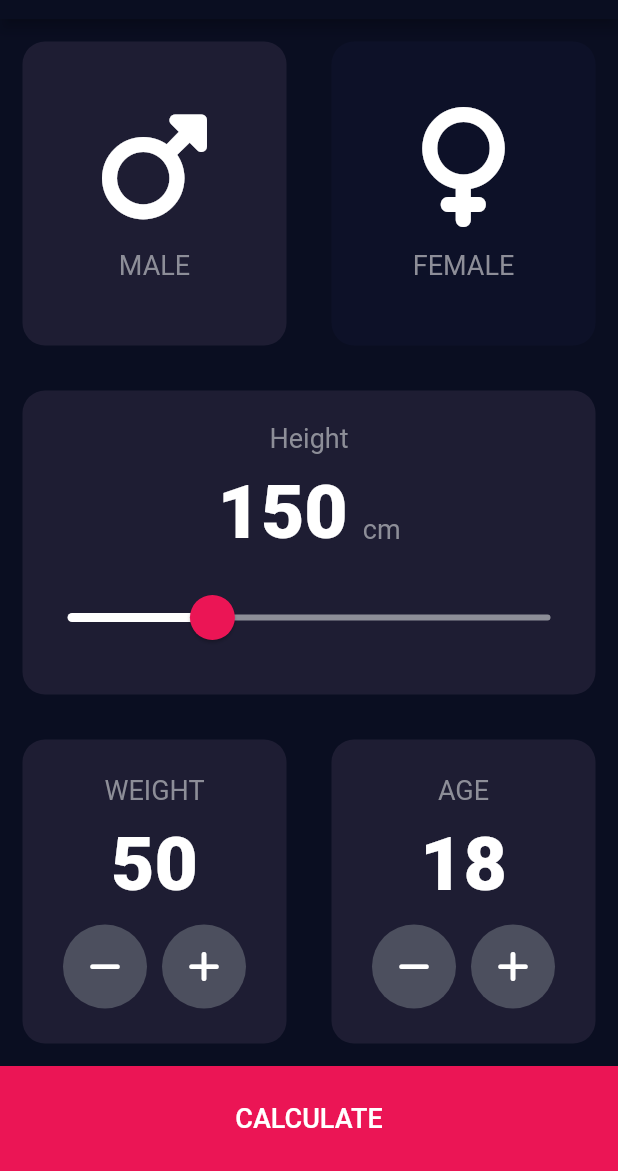
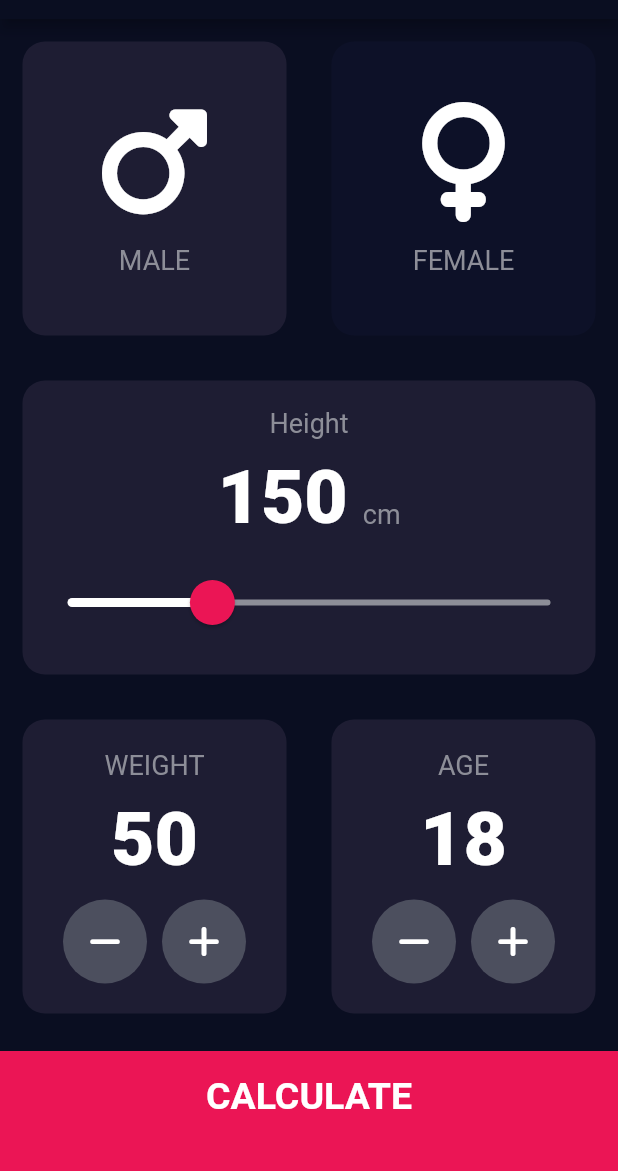
Before and after one commit to AdnanBashir87/bmi_calculator_flutter, a Flutter app: the screen it shows after launch, on a phone screen of 412 x 824 dp, the part 65-1236 px from its top. Run offline on Flutter 3.47's test engine with Material 2 defaults, Android fonts, the phone set to English and light mode, and no system bars; our stand-ins replace font_awesome_flutter.

Commit message:
Code Updated Successfully

```diff
--- /dev/null
+++ b/lib/components/calculate_button.dart
@@ -0,0 +1,26 @@
+import 'package:flutter/material.dart';
+import 'package:bmi_calculator_flutter/constants.dart';
+
+class CalculateButton extends StatelessWidget {
+  String buttonText;
+  Function()? onPress;
+  CalculateButton({super.key, this.onPress, required this.buttonText});
+
+  @override
+  Widget build(BuildContext context) {
+    return Container(
+      height: 80,
+      width: double.infinity,
+      padding: const EdgeInsets.only(bottom: 20),
+      margin: const EdgeInsets.only(top: 10),
+      color: kPinkColor,
+      child: TextButton(
+        onPressed: onPress,
+        child: Text(
+          buttonText,
+          style: kLargeTextStyle,
+        ),
+      ),
+    );
+  }
+}
--- a/lib/custom_widgets/icon_content.dart
+++ b/lib/components/icon_content.dart
@@ -16,7 +16,7 @@ class IconContent extends StatelessWidget {
         const SizedBox(height: 15),
         Text(
           text,
-          style: kLabelTextStyle,
+          style: kSimpleTextStyle,
         ),
       ],
     );
--- a/lib/constants.dart
+++ b/lib/constants.dart
@@ -8,7 +8,17 @@ const kTextColor = Color(0xFF8D8E98);
 const kPinkColor = Color(0xFFEB1555);
 const kTransparentPinkColor = Color(0x29EB1555);
 const kIconColor = Color(0xFF4C4F5E);
+const kResultColor = Color(0xFF24D876);
 
 // Styles for texts
-const kLabelTextStyle = TextStyle(fontSize: 18, color: kTextColor);
+const kSimpleTextStyle = TextStyle(fontSize: 18, color: kTextColor);
+const kLargeTextStyle =
+    TextStyle(fontSize: 25, color: kWhite, fontWeight: FontWeight.bold);
 const kHeightWeightAge = TextStyle(fontSize: 50, fontWeight: FontWeight.w900);
+const kResultTitleTextStyle =
+    TextStyle(fontSize: 50, fontWeight: FontWeight.bold);
+const kResultHeadTextStyle =
+    TextStyle(fontSize: 22, fontWeight: FontWeight.bold, color: kResultColor);
+const kResultDescTextStyle = TextStyle(fontSize: 21);
+const kResultBMITextStyle =
+    TextStyle(fontSize: 100, fontWeight: FontWeight.bold);
--- a/lib/main.dart
+++ b/lib/main.dart
@@ -17,11 +17,7 @@ class BMI_Calculator extends StatelessWidget {
         scaffoldBackgroundColor: kPrimaryColor,
         appBarTheme: const AppBarTheme(color: kPrimaryColor),
       ),
-      initialRoute: '/',
-      routes: {
-        '/': (context) => const HomeScreen(),
-        '/result': (context) => const Results(),
-      },
+      home: const HomeScreen(),
     );
   }
 }
--- a/lib/views/home_screen.dart
+++ b/lib/views/home_screen.dart
@@ -1,10 +1,12 @@
+import 'package:bmi_calculator_flutter/appBrain.dart';
+import 'package:bmi_calculator_flutter/components/calculate_button.dart';
+import 'package:bmi_calculator_flutter/components/icon_content.dart';
+import 'package:bmi_calculator_flutter/components/myContainer.dart';
+import 'package:bmi_calculator_flutter/components/round_Button.dart';
 import 'package:bmi_calculator_flutter/constants.dart';
-import 'package:bmi_calculator_flutter/custom_widgets/round_Button.dart';
+import 'package:bmi_calculator_flutter/views/result_screen.dart';
 import 'package:flutter/material.dart';
 import 'package:font_awesome_flutter/font_awesome_flutter.dart';
-
-import '../custom_widgets/icon_content.dart';
-import '../custom_widgets/myContainer.dart';
 
 class HomeScreen extends StatefulWidget {
   const HomeScreen({super.key});
@@ -82,7 +84,7 @@ class _HomeScreenState extends State<HomeScreen> {
                 mainAxisAlignment: MainAxisAlignment.center,
                 crossAxisAlignment: CrossAxisAlignment.center,
                 children: [
-                  const Text('Height', style: kLabelTextStyle),
+                  const Text('Height', style: kSimpleTextStyle),
                   const SizedBox(height: 10),
                   Row(
                     mainAxisAlignment: MainAxisAlignment.center,
@@ -91,7 +93,7 @@ class _HomeScreenState extends State<HomeScreen> {
                     children: [
                       Text(height.toString(), style: kHeightWeightAge),
                       const SizedBox(width: 10),
-                      const Text('cm', style: kLabelTextStyle),
+                      const Text('cm', style: kSimpleTextStyle),
                     ],
                   ),
                   const SizedBox(height: 10),
@@ -131,7 +133,7 @@ class _HomeScreenState extends State<HomeScreen> {
                       children: [
                         const Text(
                           "WEIGHT",
-                          style: kLabelTextStyle,
+                          style: kSimpleTextStyle,
                         ),
                         const SizedBox(height: 10),
                         Text(weight.toString(), style: kHeightWeightAge),
@@ -168,7 +170,7 @@ class _HomeScreenState extends State<HomeScreen> {
                     cardChild: Column(
                       mainAxisAlignment: MainAxisAlignment.center,
                       children: [
-                        const Text("AGE", style: kLabelTextStyle),
+                        const Text("AGE", style: kSimpleTextStyle),
                         const SizedBox(height: 10),
                         Text(age.toString(), style: kHeightWeightAge),
                         const SizedBox(height: 10),
@@ -202,16 +204,19 @@ class _HomeScreenState extends State<HomeScreen> {
               ],
             ),
           ),
-          Container(
-            height: 70,
-            color: kPinkColor,
-            child: TextButton(
-              onPressed: () {},
-              child: Text(
-                'CALCULATE',
-                style: kLabelTextStyle.copyWith(color: kWhite),
-              ),
-            ),
+          CalculateButton(
+            onPress: () {
+              AppBrain calculate = AppBrain(weight: weight, height: height);
+              Navigator.push(
+                context,
+                MaterialPageRoute(
+                  builder: (context) => Results(
+                    calculations: calculate,
+                  ),
+                ),
+              );
+            },
+            buttonText: 'CALCULATE',
           )
         ],
       ),
```
Also changed, not shown: lib/appBrain.dart (added, +33 -0 lines), lib/views/result_screen.dart (+68 -10 lines), lib/components/myContainer.dart (renamed from lib/custom_widgets/myContainer.dart), lib/components/round_Button.dart (renamed from lib/custom_widgets/round_Button.dart).
